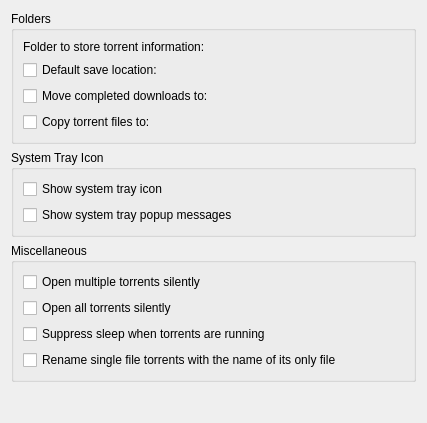
KDE/ktorrent, file ktorrent/pref/generalpref.ui: the form before one commit.
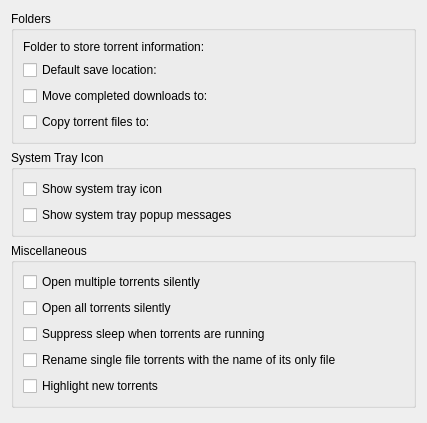
The form after the commit. Custom widgets are drawn as their Qt base class.

Commit message: Add option to enable or disable torrent highlighting

Patch:
```diff
--- a/ktorrent/pref/generalpref.ui
+++ b/ktorrent/pref/generalpref.ui
@@ -161,6 +161,16 @@
         </property>
        </widget>
       </item>
+      <item>
+       <widget class="QCheckBox" name="kcfg_highlightNewTorrents">
+        <property name="toolTip">
+         <string>Whether or not new torrents will be highlighted.</string>
+        </property>
+        <property name="text">
+         <string>Highlight new torrents</string>
+        </property>
+       </widget>
+      </item>
      </layout>
     </widget>
    </item>
```
The commit also changes 3 other files.
